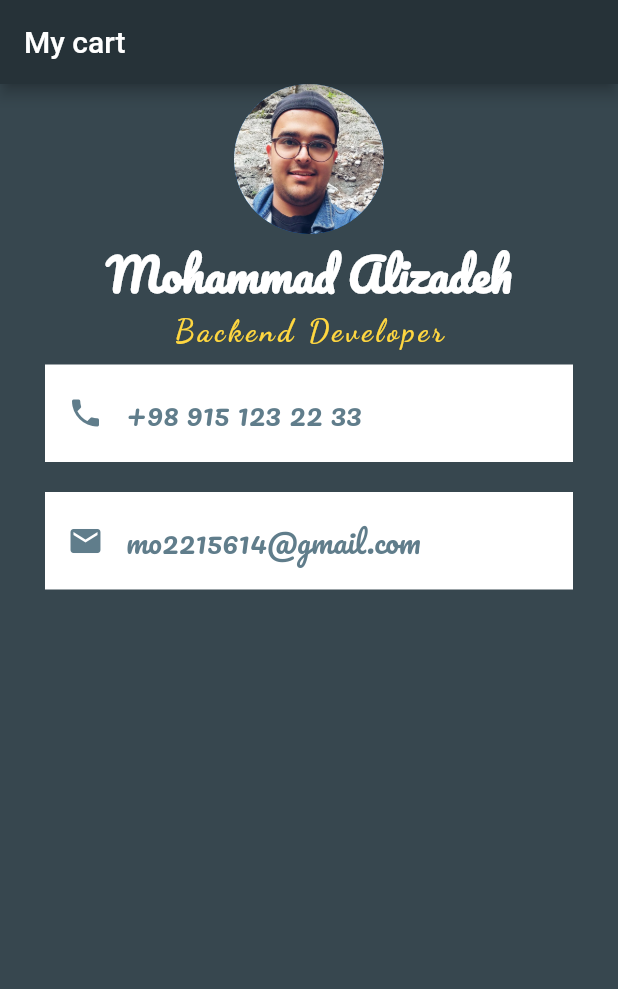
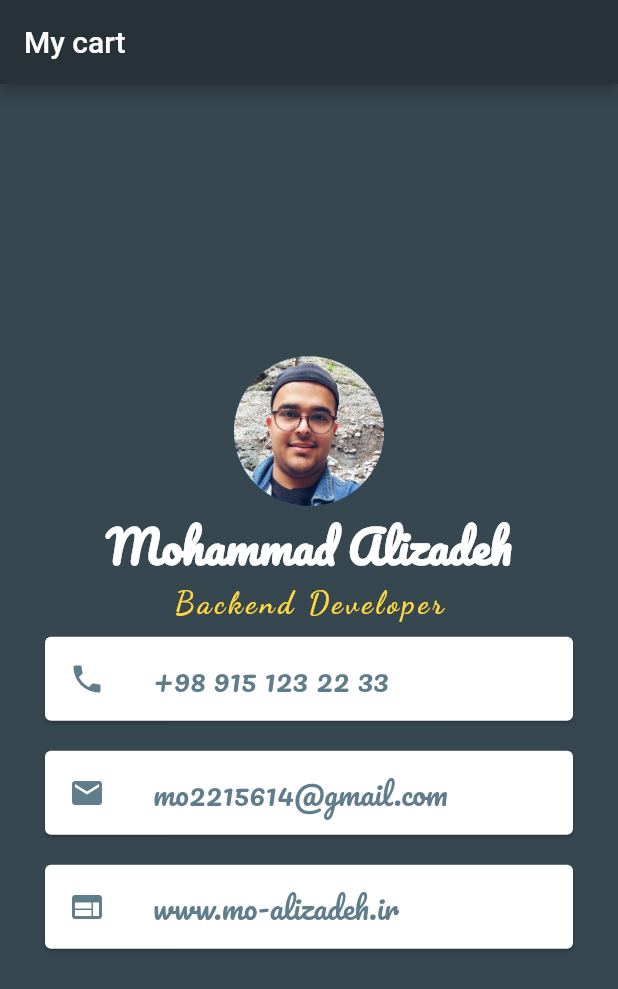
Before and after one commit to mimalizadeh/my-cart, a Flutter app: the screen it shows after launch, on a phone screen of 412 x 824 dp. Shown: the top 989 px of the screen. Run offline on Flutter 3.47's test engine with Material 2 defaults, Android fonts, the phone set to English and light mode, and no system bars.

Commit message:
remove contaner and use card - and change row [for show icon and text] to ListTile

```diff
--- a/lib/main.dart
+++ b/lib/main.dart
@@ -16,14 +16,15 @@ class MyApp extends StatelessWidget {
           title: const Text("My cart"),
           backgroundColor: Colors.blueGrey[900],
         ),
-        body: SafeArea(
+        body: const SafeArea(
           child: Column(
+            mainAxisAlignment: MainAxisAlignment.center,
             children: [
-              const CircleAvatar(
+              CircleAvatar(
                 backgroundImage: AssetImage("images/avatar.jpeg"),
                 radius: 50,
               ),
-              const Text(
+              Text(
                 "Mohammad Alizadeh",
                 style: TextStyle(
                     fontFamily: "Pacifico",
@@ -31,7 +32,7 @@ class MyApp extends StatelessWidget {
                     fontSize: 30,
                     fontWeight: FontWeight.bold),
               ),
-              const Text(
+              Text(
                 "Backend Developer",
                 style: TextStyle(
                     fontFamily: "Dancing",
@@ -40,42 +41,52 @@ class MyApp extends StatelessWidget {
                     fontSize: 20,
                     fontWeight: FontWeight.bold),
               ),
-              Container(
+              Card(
                 color: Colors.white,
                 margin: EdgeInsets.symmetric(vertical: 10, horizontal: 30),
-                padding: EdgeInsets.all(15),
-                child: const Row(
-                  children: [
-                    Icon(Icons.phone, color: Colors.blueGrey),
-                    SizedBox(width: 15),
-                    Text(
+                child: ListTile(
+                    leading: Icon(Icons.phone, color: Colors.blueGrey),
+                    title: Text(
                       "+98 915 123 22 33",
                       style: TextStyle(
                           fontWeight: FontWeight.normal,
                           fontFamily: "Pacifico",
                           fontSize: 20,
                           color: Colors.blueGrey),
-                    )
-                  ],
-                ),
+                    )),
               ),
-              Container(
+              Card(
                 color: Colors.white,
-                padding: EdgeInsets.all(15),
                 margin: EdgeInsets.symmetric(vertical: 10, horizontal: 30),
-                child: const Row(
-                  children: [
-                    Icon(Icons.email,
-                    color: Colors.blueGrey,),
-                    SizedBox(width: 15),
-                    Text("mo2215614@gmail.com",
+                child: ListTile(
+                    leading: Icon(
+                      Icons.email,
+                      color: Colors.blueGrey,
+                    ),
+                    title: Text(
+                      "mo2215614@gmail.com",
+                      style: TextStyle(
+                          fontFamily: "Pacifico",
+                          fontWeight: FontWeight.normal,
+                          fontSize: 20,
+                          color: Colors.blueGrey),
+                    )),
+              ),
+              Card(
+                margin: EdgeInsets.symmetric(vertical: 10, horizontal: 30),
+                child: ListTile(
+                  title: Text(
+                    "www.mo-alizadeh.ir",
                     style: TextStyle(
-                      fontFamily: "Pacifico",
-                      fontWeight: FontWeight.normal,
-                      fontSize: 20,
-                      color: Colors.blueGrey
-                    ),)
-                  ],
+                        color: Colors.blueGrey,
+                        fontSize: 20,
+                        fontWeight: FontWeight.normal,
+                        fontFamily: "Pacifico"),
+                  ),
+                  leading: Icon(
+                    Icons.web,
+                    color: Colors.blueGrey,
+                  ),
                 ),
               )
             ],
```
